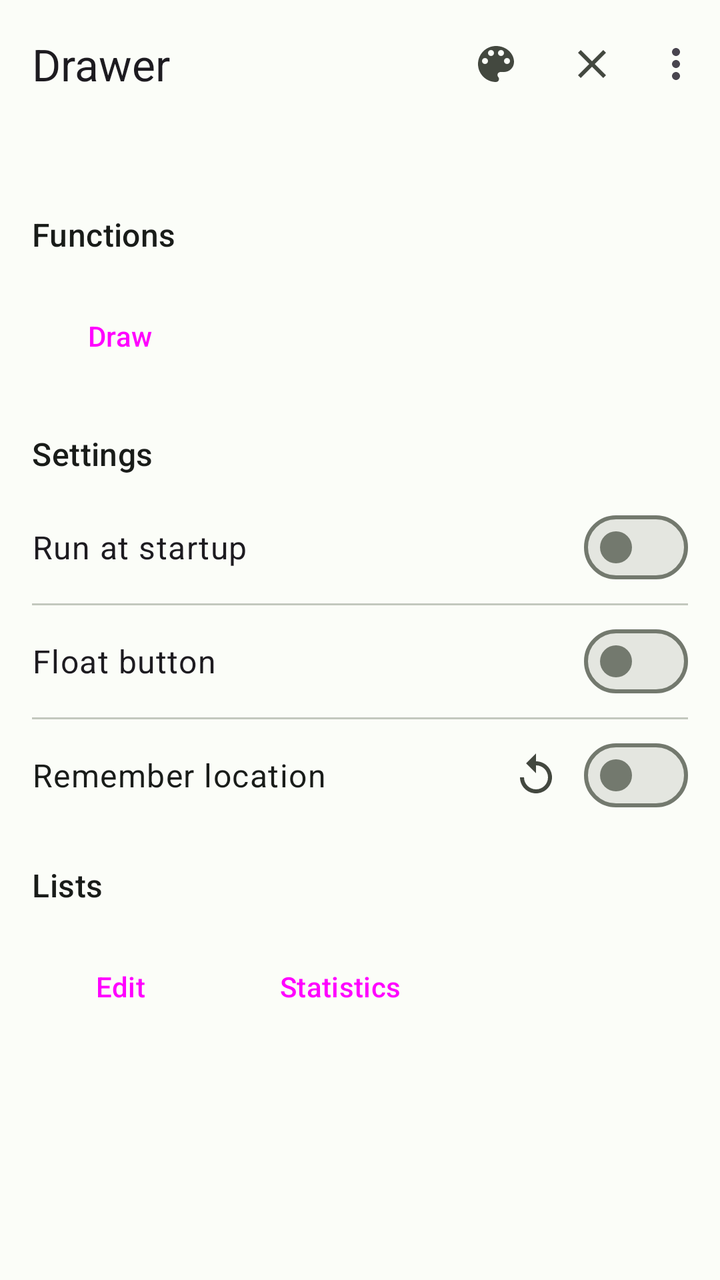
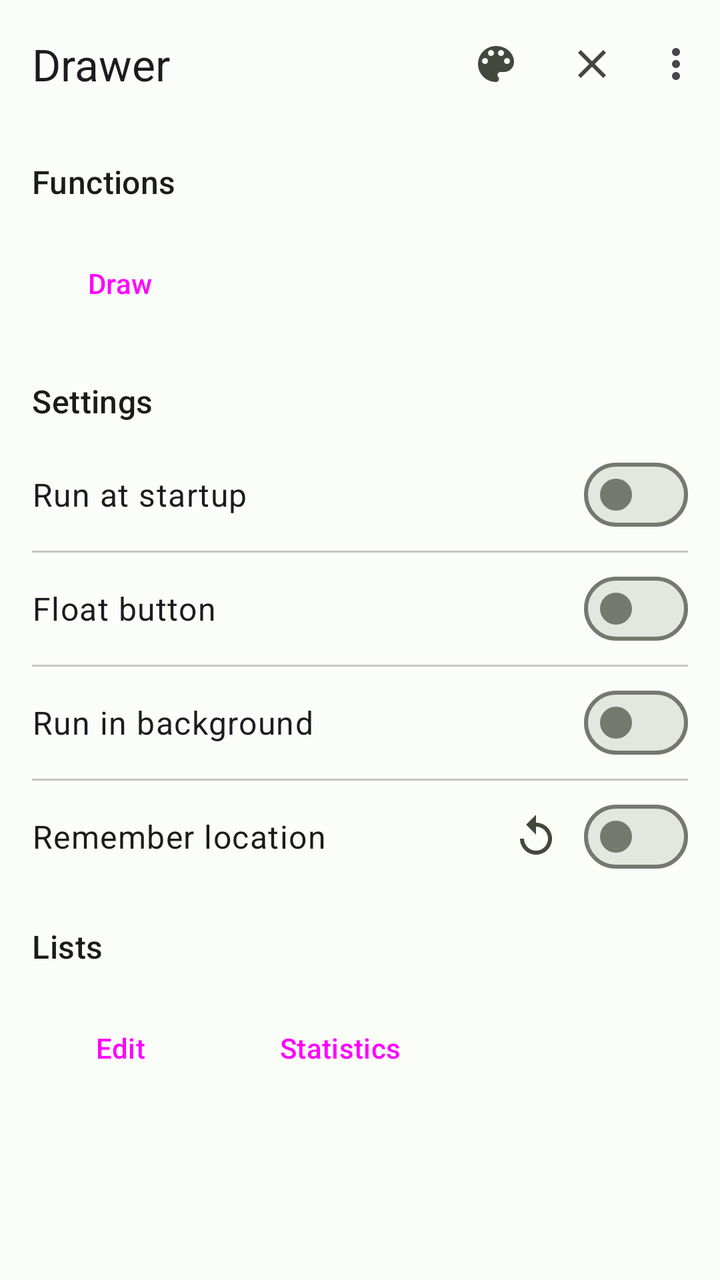

Before-and-after screenshots of an Android layout around one commit, followed by the original layout XML and the change that was made.
<!-- AndroidManifest.xml: application theme Theme.Drawer -->
<!-- res/layout/activity_main.xml -->
<?xml version="1.0" encoding="utf-8"?>
<androidx.coordinatorlayout.widget.CoordinatorLayout xmlns:android="http://schemas.android.com/apk/res/android"
    xmlns:app="http://schemas.android.com/apk/res-auto"
    xmlns:tools="http://schemas.android.com/tools"
    android:id="@+id/main_layout"
    android:layout_width="match_parent"
    android:layout_height="match_parent"
    tools:context=".MainActivity">

    <com.google.android.material.appbar.AppBarLayout
        android:layout_width="match_parent"
        android:layout_height="wrap_content">

        <com.google.android.material.appbar.MaterialToolbar
            android:id="@+id/topAppBar"
            android:layout_width="match_parent"
            android:layout_height="wrap_content"
            android:minHeight="?attr/actionBarSize"
            app:menu="@menu/main_app_bar"
            app:title="@string/app_name" />

    </com.google.android.material.appbar.AppBarLayout>

    <androidx.core.widget.NestedScrollView
        android:layout_width="match_parent"
        android:layout_height="match_parent"
        android:fillViewport="true"
        app:layout_behavior="@string/appbar_scrolling_view_behavior">

        <LinearLayout
            android:layout_width="match_parent"
            android:layout_height="wrap_content"
            android:gravity="center_vertical"
            android:orientation="vertical"
            android:paddingBottom="@dimen/main_content_bottom_compensation">

            <com.google.android.material.textview.MaterialTextView
                style="@style/Widget.Drawer.SectionHeader"
                android:text="@string/functions" />

            <LinearLayout
                android:layout_width="match_parent"
                android:layout_height="wrap_content"
                android:orientation="horizontal"
                android:paddingStart="@dimen/spacing_l"
                android:paddingTop="@dimen/spacing_s"
                android:paddingEnd="@dimen/spacing_l"
                android:paddingBottom="@dimen/spacing_s">

                <Button
                    android:id="@+id/draw_btn"
                    style="@style/Widget.Material3.Button.ElevatedButton"
                    android:layout_width="wrap_content"
                    android:layout_height="wrap_content"
                    android:text="@string/menu_draw" />
            </LinearLayout>

            <com.google.android.material.textview.MaterialTextView
                style="@style/Widget.Drawer.SectionHeader"
                android:text="@string/settings" />

            <com.google.android.material.materialswitch.MaterialSwitch
                android:id="@+id/start_on_boot_switch"
                style="@style/Widget.Drawer.SettingSwitch"
                android:checked="false"
                android:text="@string/settings_start_on_boot" />

            <View style="@style/Widget.Drawer.ListDivider" />

            <com.google.android.material.materialswitch.MaterialSwitch
                android:id="@+id/float_switch"
                style="@style/Widget.Drawer.SettingSwitch"
                android:checked="false"
                android:text="@string/settings_float_button" />

            <View style="@style/Widget.Drawer.ListDivider" />

            <LinearLayout
                android:layout_width="match_parent"
                android:layout_height="wrap_content"
                android:gravity="center_vertical"
                android:minHeight="@dimen/list_item_min_height"
                android:orientation="horizontal"
                android:paddingStart="@dimen/spacing_l"
                android:paddingEnd="@dimen/spacing_l">

                <com.google.android.material.textview.MaterialTextView
                    android:layout_width="0dp"
                    android:layout_height="wrap_content"
                    android:layout_weight="1"
                    android:text="@string/settings_location_switch"
                    android:textAlignment="viewStart"
                    android:textAppearance="?attr/textAppearanceBodyLarge"
                    android:textColor="?attr/colorOnSurface" />

                <ImageButton
                    android:id="@+id/reset_location_button"
                    android:layout_width="wrap_content"
                    android:layout_height="wrap_content"
                    android:background="?attr/selectableItemBackgroundBorderless"
                    android:contentDescription="@string/action_reset_location"
                    android:padding="@dimen/spacing_m"
                    android:src="@drawable/ic_reset" />

                <com.google.android.material.materialswitch.MaterialSwitch
                    android:id="@+id/location_switch"
                    android:layout_width="wrap_content"
                    android:layout_height="wrap_content"
                    android:checked="false"
                    android:contentDescription="@string/settings_location_switch" />

            </LinearLayout>

            <com.google.android.material.textview.MaterialTextView
                style="@style/Widget.Drawer.SectionHeader"
                android:text="@string/lists" />

            <LinearLayout
                android:layout_width="match_parent"
                android:layout_height="wrap_content"
                android:orientation="horizontal"
                android:paddingStart="@dimen/spacing_l"
                android:paddingTop="@dimen/spacing_s"
                android:paddingEnd="@dimen/spacing_l"
                android:paddingBottom="@dimen/spacing_s">

                <Button
                    android:id="@+id/edit_btn"
                    style="@style/Widget.Material3.Button.ElevatedButton"
                    android:layout_width="wrap_content"
                    android:layout_height="wrap_content"
                    android:layout_marginEnd="@dimen/spacing_m"
                    android:text="@string/lists_edit" />

                <Button
                    android:id="@+id/stat_btn"
                    style="@style/Widget.Material3.Button.ElevatedButton"
                    android:layout_width="wrap_content"
                    android:layout_height="wrap_content"
                    android:text="@string/lists_statistics" />
            </LinearLayout>

        </LinearLayout>

    </androidx.core.widget.NestedScrollView>

</androidx.coordinatorlayout.widget.CoordinatorLayout>
<!-- resources referenced by this layout -->
<resources>
  <dimen name="list_item_min_height">56dp</dimen>
  <dimen name="main_content_bottom_compensation">88dp</dimen>
  <dimen name="spacing_l">16dp</dimen>
  <dimen name="spacing_m">12dp</dimen>
  <dimen name="spacing_s">8dp</dimen>
  <!-- drawable ic_reset (drawable) -->
  <vector xmlns:android="http://schemas.android.com/apk/res/android"
      android:width="24dp"
      android:height="24dp"
      android:autoMirrored="true"
      android:tint="?attr/colorOnSurfaceVariant"
      android:viewportWidth="24"
      android:viewportHeight="24">
      <path
          android:fillColor="@android:color/white"
          android:pathData="M12,5V1L7,6l5,5V7c3.31,0 6,2.69 6,6s-2.69,6 -6,6 -6,-2.69 -6,-6H4c0,4.42 3.58,8 8,8s8,-3.58 8,-8 -3.58,-8 -8,-8z" />
  </vector>
  <string name="action_reset_location">Reset location</string>
  <string name="app_name" translatable="false">Drawer</string>
  <string name="functions">Functions</string>
  <string name="lists">Lists</string>
  <string name="lists_edit">Edit</string>
  <string name="lists_statistics">Statistics</string>
  <string name="menu_draw">Draw</string>
  <string name="settings">Settings</string>
  <string name="settings_float_button">Float button</string>
  <string name="settings_location_switch">Remember location</string>
  <string name="settings_start_on_boot">Run at startup</string>
  <style name="Widget.Drawer.ListDivider" parent="">
          <item name="android:layout_width">match_parent</item>
          <item name="android:layout_height">1dp</item>
          <item name="android:layout_marginStart">@dimen/spacing_l</item>
          <item name="android:layout_marginEnd">@dimen/spacing_l</item>
          <item name="android:background">?attr/colorOutlineVariant</item>
      </style>
  <color name="md_theme_primary">#006E1C</color>
  <color name="md_theme_onPrimary">#FFFFFF</color>
  <color name="md_theme_primaryContainer">#94F990</color>
  <color name="md_theme_onPrimaryContainer">#002204</color>
  <color name="md_theme_secondary">#52634F</color>
  <color name="md_theme_onSecondary">#FFFFFF</color>
  <color name="md_theme_secondaryContainer">#D5E8CF</color>
  <color name="md_theme_onSecondaryContainer">#101F10</color>
  <color name="md_theme_tertiary">#38656A</color>
  <color name="md_theme_onTertiary">#FFFFFF</color>
  <color name="md_theme_tertiaryContainer">#BCEBF0</color>
  <color name="md_theme_onTertiaryContainer">#002023</color>
  <color name="md_theme_error">#BA1A1A</color>
  <color name="md_theme_onError">#FFFFFF</color>
  <color name="md_theme_errorContainer">#FFDAD6</color>
  <color name="md_theme_onErrorContainer">#410002</color>
  <color name="md_theme_background">#FBFDF8</color>
  <color name="md_theme_onBackground">#191C19</color>
  <color name="md_theme_surface">#FBFDF8</color>
  <color name="md_theme_onSurface">#191C19</color>
  <color name="md_theme_surfaceVariant">#DFE4DB</color>
  <color name="md_theme_onSurfaceVariant">#43483F</color>
  <color name="md_theme_outline">#73796E</color>
  <color name="md_theme_outlineVariant">#C3C8BE</color>
  <color name="md_theme_inverseSurface">#2E312E</color>
  <color name="md_theme_inverseOnSurface">#F0F1EC</color>
  <color name="md_theme_inversePrimary">#79DC75</color>
  <color name="md_theme_surfaceDim">#DBDFD9</color>
  <color name="md_theme_surfaceBright">#FBFDF8</color>
  <color name="md_theme_surfaceContainerLowest">#FFFFFF</color>
  <color name="md_theme_surfaceContainerLow">#F5F7F1</color>
  <color name="md_theme_surfaceContainer">#EFF1EC</color>
  <color name="md_theme_surfaceContainerHigh">#E9EBE6</color>
  <color name="md_theme_surfaceContainerHighest">#E4E6E0</color>
  <!-- unchanged entries left out for length: 3 -->
</resources>

<!-- the commit's change to res/layout/activity_main.xml (unified diff, before → after) -->
@@ -75,6 +75,14 @@
 
             <View style="@style/Widget.Drawer.ListDivider" />
 
+            <com.google.android.material.materialswitch.MaterialSwitch
+                android:id="@+id/background_switch"
+                style="@style/Widget.Drawer.SettingSwitch"
+                android:checked="false"
+                android:text="@string/settings_background" />
+
+            <View style="@style/Widget.Drawer.ListDivider" />
+
             <LinearLayout
                 android:layout_width="match_parent"
                 android:layout_height="wrap_content"
<!-- resource entries referenced after the edit -->
@@ -25,6 +25,7 @@
   <string name="lists_statistics">Statistics</string>
   <string name="menu_draw">Draw</string>
   <string name="settings">Settings</string>
+  <string name="settings_background">Run in background</string>
   <string name="settings_float_button">Float button</string>
   <string name="settings_location_switch">Remember location</string>
   <string name="settings_start_on_boot">Run at startup</string>
